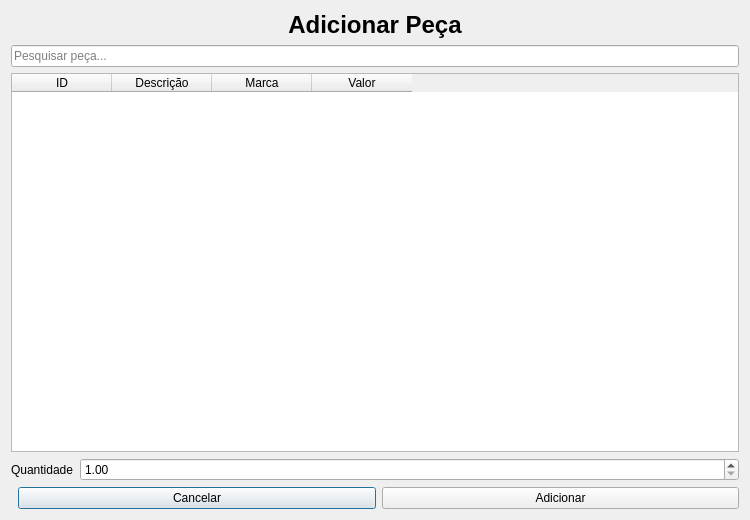
viniciusbassio/EWE-AUTO, file ui/selecionar_peca.ui: the form before one commit.
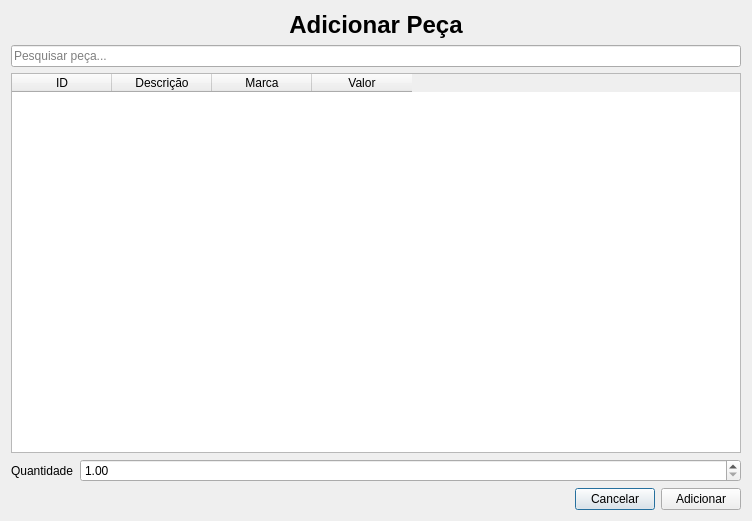
The form after the commit.

Diff of the .ui file:
```diff
--- a/ui/selecionar_peca.ui
+++ b/ui/selecionar_peca.ui
@@ -8,11 +8,10 @@
    <rect>
     <x>0</x>
     <y>0</y>
-    <width>750</width>
-    <height>520</height>
+    <width>752</width>
+    <height>521</height>
    </rect>
   </property>
-
   <property name="windowTitle">
    <string>Selecionar Peça</string>
   </property>
@@ -20,22 +19,22 @@
   <layout class="QVBoxLayout">
 
    <item>
-    <widget class="QLabel">
-     <property name="text">
-      <string>Adicionar Peça</string>
-     </property>
-     <property name="alignment">
-      <set>Qt::AlignCenter</set>
-     </property>
+    <widget class="QLabel" name="label">
      <property name="font">
       <font>
        <pointsize>18</pointsize>
+       <weight>75</weight>
        <bold>true</bold>
       </font>
      </property>
+     <property name="text">
+      <string>Adicionar Peça</string>
+     </property>
+     <property name="alignment">
+      <set>Qt::AlignCenter</set>
+     </property>
     </widget>
    </item>
-
    <item>
     <widget class="QLineEdit" name="txtPesquisar">
      <property name="placeholderText">
@@ -53,25 +52,21 @@
        <string>ID</string>
       </property>
      </column>
-
      <column>
       <property name="text">
        <string>Descrição</string>
       </property>
      </column>
-
      <column>
       <property name="text">
        <string>Marca</string>
       </property>
      </column>
-
      <column>
       <property name="text">
        <string>Valor</string>
       </property>
      </column>
-
     </widget>
 
    </item>
@@ -81,23 +76,22 @@
     <layout class="QFormLayout">
 
      <item row="0" column="0">
-      <widget class="QLabel">
+      <widget class="QLabel" name="label">
        <property name="text">
         <string>Quantidade</string>
        </property>
       </widget>
      </item>
-
      <item row="0" column="1">
       <widget class="QDoubleSpinBox" name="spnQuantidade">
        <property name="minimum">
-        <double>1.0</double>
+        <double>1.000000000000000</double>
        </property>
        <property name="maximum">
-        <double>9999.0</double>
+        <double>9999.000000000000000</double>
        </property>
        <property name="value">
-        <double>1.0</double>
+        <double>1.000000000000000</double>
        </property>
       </widget>
      </item>
@@ -115,6 +109,12 @@
        <property name="orientation">
         <enum>Qt::Horizontal</enum>
        </property>
+       <property name="sizeHint" stdset="0">
+        <size>
+         <width>0</width>
+         <height>0</height>
+        </size>
+       </property>
       </spacer>
      </item>
 
```
Left out of the diff: 23 changed lines with no effect on the pictures.
